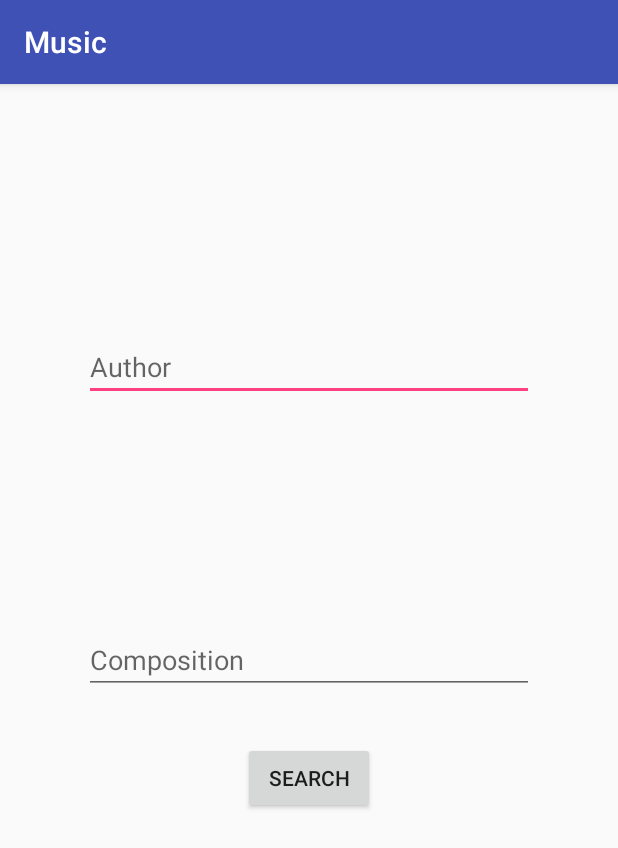
After one commit to IvanShafran/tech-vk-music-app, an Android app: the fragment SearchFragment shown on its own in the app's theme, on a phone screen of 412 x 824 dp. The commit adds this screen. Shown: the top 848 px of the screen. Run offline under Robolectric (Android 15) with nearby library versions, the phone set to English and light mode, and no system bars; libraries missing offline, so code that uses them is left out: retrofit2.adapter.rxjava, rx.android.schedulers, rx.functions, rx.schedulers; 2 statements that could not run were skipped.

Commit message:
Реализована отправка запросов на сервер и выдача результатов

```diff
--- a/Music/app/src/main/java/ru/technotrack/music/MainActivity.java
+++ b/Music/app/src/main/java/ru/technotrack/music/MainActivity.java
@@ -12,7 +12,7 @@ import android.view.MenuItem;
 
 import ru.technotrack.music.presenter.CurrentPlaylistPresenter;
 import ru.technotrack.music.view.PlayListFragment;
-import ru.technotrack.music.view.PostListFragment;
+import ru.technotrack.music.view.SearchFragment;
 
 public class MainActivity extends AppCompatActivity
         implements NavigationView.OnNavigationItemSelectedListener {
@@ -100,7 +100,7 @@ public class MainActivity extends AppCompatActivity
                 break;
             case R.id.nav_search:
                 getSupportFragmentManager().beginTransaction().replace(R.id.content_main,
-                        new PostListFragment()).commit();
+                        new SearchFragment()).commit();
                 getSupportActionBar().setTitle(R.string.nav_search);
                 break;
             case R.id.nav_settings:
--- /dev/null
+++ b/Music/app/src/main/java/ru/technotrack/music/server/ConnectionService.java
@@ -0,0 +1,26 @@
+package ru.technotrack.music.server;
+
+import okhttp3.OkHttpClient;
+import okhttp3.logging.HttpLoggingInterceptor;
+import retrofit2.Retrofit;
+import retrofit2.adapter.rxjava.RxJavaCallAdapterFactory;
+import retrofit2.converter.gson.GsonConverterFactory;
+
+/**
+ * Фабрика, предоставляющая нам сервис.
+ */
+public class ConnectionService {
+    public static IAPI provideService() {
+        HttpLoggingInterceptor interceptor = new HttpLoggingInterceptor();
+        interceptor.setLevel(HttpLoggingInterceptor.Level.BODY);
+        OkHttpClient client = new OkHttpClient.Builder().addInterceptor(interceptor).build();
+
+        Retrofit retrofit = new Retrofit.Builder()
+                .baseUrl("http://ryadom.me/api/")
+                .client(client)
+                .addConverterFactory(GsonConverterFactory.create())
+                .addCallAdapterFactory(RxJavaCallAdapterFactory.create())
+                .build();
+        return retrofit.create(IAPI.class);
+    }
+}
--- a/Music/app/src/main/java/ru/technotrack/music/view/ICurrentPlaylistView.java
+++ b/Music/app/src/main/java/ru/technotrack/music/view/ICurrentPlaylistView.java
@@ -1,4 +1,8 @@
 package ru.technotrack.music.view;
+
+import java.util.ArrayList;
+
+import ru.technotrack.music.model.Post;
 
 public interface ICurrentPlaylistView {
     void showAsPlaying(int trackIndex);
--- /dev/null
+++ b/Music/app/src/main/java/ru/technotrack/music/view/SearchFragment.java
@@ -0,0 +1,89 @@
+package ru.technotrack.music.view;
+
+
+import android.os.Bundle;
+import android.support.v4.app.Fragment;
+import android.view.LayoutInflater;
+import android.view.View;
+import android.view.ViewGroup;
+import android.widget.Button;
+import android.widget.EditText;
+import android.widget.Toast;
+
+import java.io.IOException;
+import java.util.Arrays;
+
+import retrofit2.adapter.rxjava.HttpException;
+import ru.technotrack.music.R;
+import ru.technotrack.music.model.Post;
+import ru.technotrack.music.server.ConnectionService;
+import ru.technotrack.music.server.IAPI;
+import rx.Observable;
+import rx.android.schedulers.AndroidSchedulers;
+import rx.functions.Action1;
+import rx.functions.Func1;
+import rx.schedulers.Schedulers;
+
+public class SearchFragment extends Fragment {
+    private EditText mInputAuthor;
+    private EditText mInputName;
+    private Button mSubmitButton;
+    private IAPI mService;
+
+    public SearchFragment() {
+        mService = ConnectionService.provideService();
+    }
+
+    @Override
+    public View onCreateView(LayoutInflater inflater, ViewGroup container,
+                             Bundle savedInstanceState) {
+        View view = inflater.inflate(R.layout.fragment_search, container, false);
+        mInputAuthor = (EditText) view.findViewById(R.id.input_author);
+        mInputName = (EditText) view.findViewById(R.id.input_name);
+        mSubmitButton = (Button) view.findViewById(R.id.submit_button);
+
+        mSubmitButton.setOnClickListener((v) -> {
+            PostListFragment fragment = new PostListFragment();
+            getActivity().getSupportFragmentManager().beginTransaction().replace(R.id.content_main,
+                    fragment).commit();
+            Observable<IAPI.PostJSON[]> observable = mService.getPosts();
+                    //mService.getPosts(mInputName.getText().toString(),
+                    //        mInputAuthor.getText().toString());
+            observable.map(parsePosts)
+                    .subscribeOn(Schedulers.io())
+                    .observeOn(AndroidSchedulers.mainThread())
+                    .subscribe((newPosts) -> {
+                        fragment.updatePosts(Arrays.asList(newPosts));
+                    }, mOnError);
+            //getActivity().getSupportActionBar().setTitle(R.string.nav_search);
+        });
+        return view;
+    }
+
+    private Func1<IAPI.PostJSON[], Post[]> parsePosts = posts -> {
+        Post[] parsed = new Post[posts.length];
+        for (int i = 0; i < posts.length; i++) {
+            parsed[i] = (Post.parse(posts[i]));
+        }
+        return parsed;
+    };
+
+    private Action1<Throwable> mOnError = (exception) -> {
+        if (exception instanceof HttpException) {
+            try {
+                String encodedMessage = new String(((HttpException) exception).response().errorBody().bytes());
+                String[] message = encodedMessage.split("\"");
+                if (message.length >= 4) {
+                    String toastMessage = message[1] + ": " + message[3];
+                    Toast.makeText(getContext(), toastMessage, Toast.LENGTH_SHORT).show();
+                } else {
+                    Toast.makeText(getContext(), encodedMessage, Toast.LENGTH_SHORT).show();
+                }
+            } catch (IOException e) {
+                e.printStackTrace();
+            }
+        } else {
+            Toast.makeText(getContext(), exception.getMessage(), Toast.LENGTH_SHORT).show();
+        }
+    };
+}
--- /dev/null
+++ b/Music/app/src/main/res/layout/fragment_search.xml
@@ -0,0 +1,33 @@
+<RelativeLayout xmlns:android="http://schemas.android.com/apk/res/android"
+    xmlns:tools="http://schemas.android.com/tools"
+    android:layout_width="match_parent"
+    android:layout_height="match_parent"
+    tools:context="ru.technotrack.music.view.SearchFragment">
+
+
+    <EditText
+        android:layout_width="300dp"
+        android:layout_height="wrap_content"
+        android:id="@+id/input_author"
+        android:layout_alignParentTop="true"
+        android:layout_centerHorizontal="true"
+        android:layout_marginTop="166dp"
+        android:hint="@string/author"/>
+
+    <EditText
+        android:layout_width="300dp"
+        android:layout_height="wrap_content"
+        android:id="@+id/input_name"
+        android:layout_centerVertical="true"
+        android:layout_centerHorizontal="true"
+        android:hint="@string/name_of_song"/>
+
+    <Button
+        android:layout_width="wrap_content"
+        android:layout_height="wrap_content"
+        android:text="@string/search_button_name"
+        android:id="@+id/submit_button"
+        android:layout_below="@+id/input_name"
+        android:layout_centerHorizontal="true"
+        android:layout_marginTop="32dp" />
+</RelativeLayout>
--- a/Music/app/src/main/res/values/strings.xml
+++ b/Music/app/src/main/res/values/strings.xml
@@ -20,4 +20,10 @@
     <string name="cd_previous">Skip backwards</string>
     <string name="cd_play">Play and pause</string>
     <string name="cd_next">Skip forwards</string>
+
+    <!-- TODO: Remove or change this placeholder text -->
+    <string name="hello_blank_fragment">Hello blank fragment</string>
+    <string name="author">Author</string>
+    <string name="name_of_song">Composition</string>
+    <string name="search_button_name">Search</string>
 </resources>
--- a/Music/build.gradle
+++ b/Music/build.gradle
@@ -3,9 +3,11 @@
 buildscript {
     repositories {
         jcenter()
+        mavenCentral()
     }
     dependencies {
         classpath 'com.android.tools.build:gradle:1.5.0'
+        classpath 'me.tatarka:gradle-retrolambda:3.2.5'
 
         // NOTE: Do not place your application dependencies here; they belong
         // in the individual module build.gradle files
```
Also changed, not shown: Music/app/build.gradle (+11 -0 lines), Music/app/src/main/java/ru/technotrack/music/model/Post.java (+17 -0 lines), Music/app/src/main/java/ru/technotrack/music/model/Track.java (+12 -0 lines), Music/app/src/main/java/ru/technotrack/music/server/IAPI.java (added, +33 -0 lines), Music/app/src/main/java/ru/technotrack/music/view/PostListFragment.java (+12 -2 lines), Music/app/src/main/java/ru/technotrack/music/view/PostRecycleViewAdapter.java (+18 -0 lines), Music/app/src/main/res/drawable/edit_text_style.xml (added, +14 -0 lines), 1 other file.
